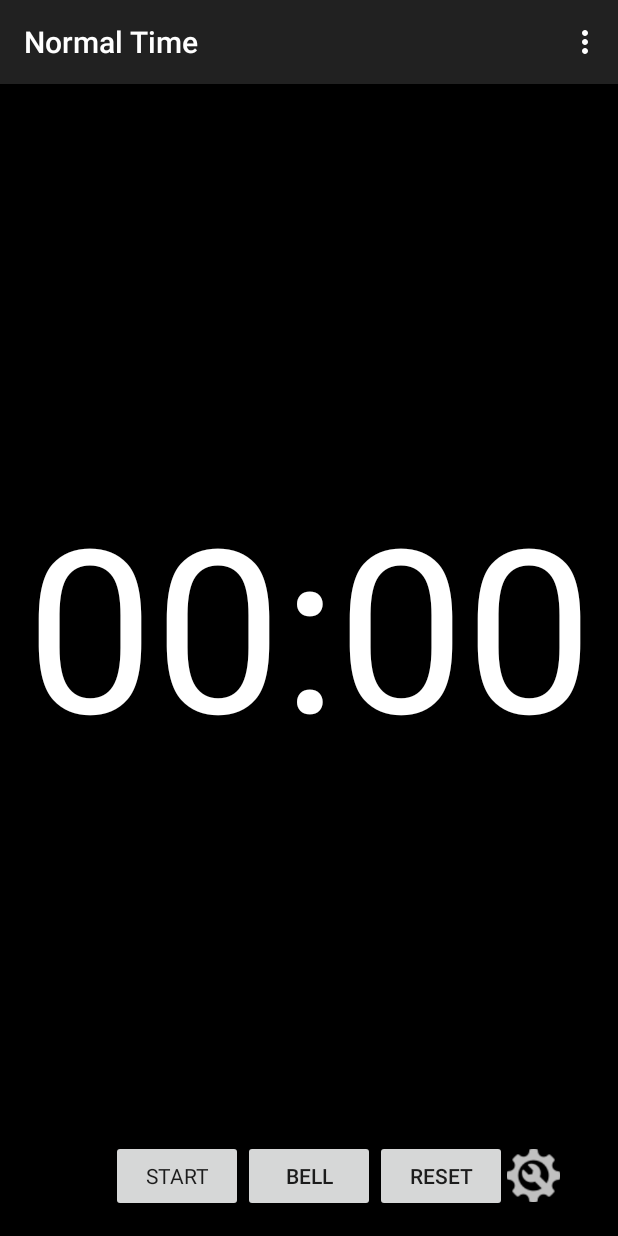
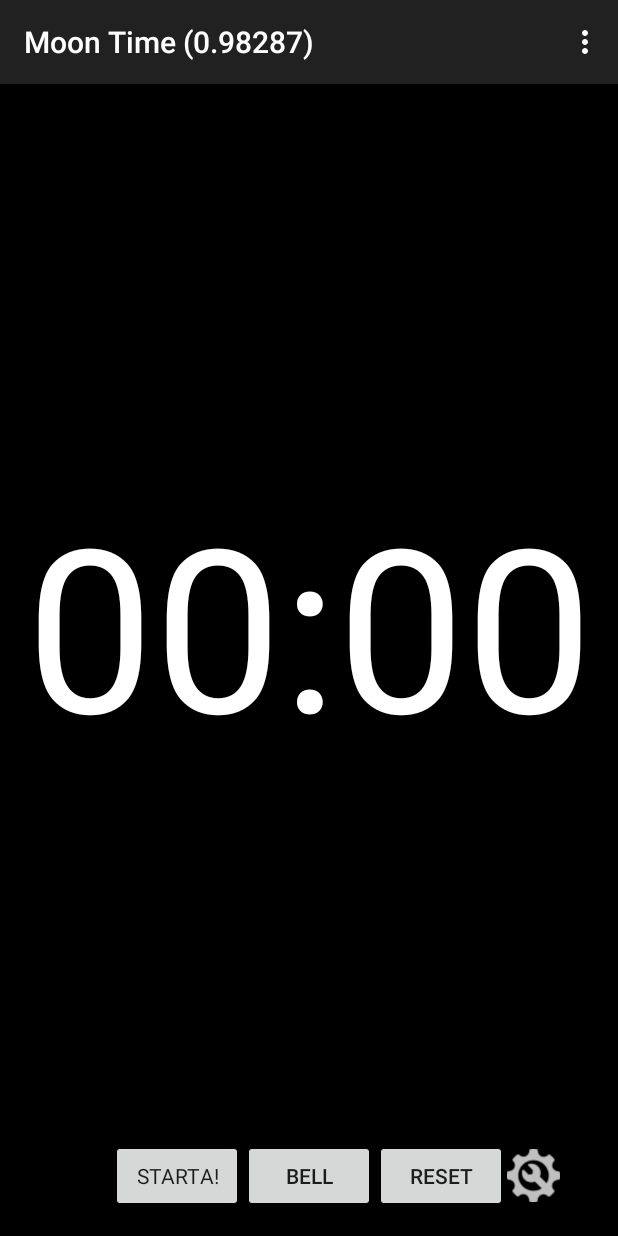
Before and after one commit to qbeukes/moontimer, an Android app: the screen it shows after launch (TimerActivity), on a phone screen of 412 x 824 dp. Run offline under Robolectric (Android 15) with nearby library versions, the phone set to English and light mode, and no system bars.

Commit message:
Implemented the story for the MoonEye and moon effect.

```diff
--- a/app/src/main/AndroidManifest.xml
+++ b/app/src/main/AndroidManifest.xml
@@ -16,7 +16,13 @@
             </intent-filter>
         </activity>
         <activity android:name=".SettingsActivity" android:label="@string/title_activity_settings"></activity>
+        <activity android:name=".heartbeat.HeartRateMonitorActivity" android:label="Heart Rate Monitor"></activity>
 
     </application>
 
+    <uses-permission android:name="android.permission.WAKE_LOCK" />
+    <uses-permission android:name="android.permission.CAMERA" />
+    <uses-feature android:name="android.hardware.camera" />
+    <uses-feature android:name="android.hardware.camera.autofocus" />
+
 </manifest>
--- a/app/src/main/java/za/co/mosthighmountain/simpletimer/MoonPhase.java
+++ b/app/src/main/java/za/co/mosthighmountain/simpletimer/MoonPhase.java
@@ -9,6 +9,8 @@ import java.util.TimeZone;
  *
  * Sourced from: https://code.google.com/p/moonphase/
  * Adapted by the Quintin
+ *
+ * Written by the John Walker?? - https://en.wikipedia.org/wiki/John_Walker_(programmer)
  */
 public class MoonPhase {
 
@@ -110,50 +112,118 @@ public class MoonPhase {
         return cachedMoonLength;
     }
 
+    public static void main(String[] args) {
+        long len = getCurrentMoonLength();
+        System.out.println("Moon len: " + len);
+    }
+
     /**
      * Recalculates the moon length using the current system time
      */
     public static void refreshMoonLength() {
-        MoonPhase mp = new MoonPhase();
+        //eye.setBaseTime(2016, 10, 14, 17, 32); // Maneshah full moon: 14 Oct 2016, 17:32
+        //eye.baseTime.set(2017, 01, 01, 11, 48); // 2017/1/1
 
-        long moon1 = scanForFullMoon(mp, -600);
-        long moon2 = scanForFullMoon(mp, 600);
+        MoonEye eye = new MoonEye();
+        //eye.setBaseTime(2016, 10, 14, 17, 32); // Maneshah full moon: 14 Oct 2016, 17:32
+        long x = eye.lookBack();
+                 eye.preserveVision();
+        long y = eye.lookForward();
+        long d = y - x;
 
-        cachedMoonLength = moon2 - moon1;
+        cachedMoonLength = d;
 
         System.out.println("Calculated current moon length to be " + cachedMoonLength + " seconds.");
+        System.out.println("Calculated current second length to be " + (cachedMoonLength / (30.0f * 24 * 3600)) + " seconds.");
+    }
+
+    private static class MoonEye {
+        static final int scanIncrement = 600; // increment in seconds by which to scan
+
+        MoonPhase moonVision = new MoonPhase();
+
+        Calendar baseTime = Calendar.getInstance();
+
+        Calendar lastCal;
+
+        private void setBaseTime(int by, int bmon, int bd, int bh, int bmin) {
+            baseTime.set(by, bmon, bd, bh, bmin);
+        }
+
+        /**
+         * Look back in time for a fullmoon from the baseTime
+         */
+        private long lookBack() {
+            lastCal = lookForFullMoon(-scanIncrement);
+            return lastCal.getTimeInMillis() / 1000;
+        }
+
+        /**
+         * Look forward in time for a fullmoon from the baseTime
+         */
+        private long lookForward() {
+            lastCal = lookForFullMoon(scanIncrement);
+            return lastCal.getTimeInMillis() / 1000;
+        }
+
+        /**
+         * This will clear the vision of the moon. all future looking will happen from the baseTime
+         */
+        private void clearVision() {
+            moonVision.updateCal(baseTime);
+        }
+
+        /**
+         * This preserves/recalls the last vision of the moon. New looks will continue from the last vision.
+         * To create the full moon event you must look back from now, preserve your vision and look forward.
+         * Then during the hours around full moon the time will become Oyin "0.00x" and the timer slows
+         * down drastically.
+         */
+        private void preserveVision() {
+            if (lastCal == null) {
+                throw new IllegalStateException("There has been no vision");
+            }
+            moonVision.updateCal(lastCal);
         }
 
         /**
          * Scans in a specified direction for the next fullmoon
-     * @param moonPhase
+         *
          * @param scanIncrement Amount of seconds to increase each iteration when scanning. Negative scans backward.
          * @return Timestamp result
          */
-    private static long scanForFullMoon(MoonPhase moonPhase, int scanIncrement) {
-        long scanDistance = 31 * 24 * 3600;
+        private Calendar lookForFullMoon(int scanIncrement) {
+            long scanDistance = 30 * 24 * 3600;
 
-        Calendar cal = Calendar.getInstance();
+            Calendar cal = (Calendar) baseTime.clone();
 
             // scan backward till the beginning of the moon
-        int prevPhase = (int)moonPhase.getPhase();
+            int prevPhase = (int) moonVision.getPhase();
+            double prevTruePhase = moonVision.getPhase();
+            int absInc = Math.abs(scanIncrement);
             int phase;
-        for (long i = scanDistance; i > 0; i += scanIncrement) {
+            for (long i = 0; i < scanDistance; i += absInc) {
                 cal.add(Calendar.SECOND, scanIncrement);
+                moonVision.updateCal(cal);
 
-            moonPhase.updateCal(cal);
-            phase = (int)moonPhase.getPhase();
+                double truePhase = moonVision.getPhase();
+                phase = (int) moonVision.getPhase();
 
                 // if the two phases aren't the same, but their absolute values are, it means
-            // we've cross from waning to waxing (ie. full moon or -99.9 to 99.9)
+                // we've crossed from waning to waxing (ie. full moon or -99.9 to 99.9)
                 if (prevPhase != phase && Math.abs(prevPhase) == Math.abs(phase)) {
+                    System.out.println("At a distance of " + i + " from now the phased changed from " + prevTruePhase + " to " + truePhase + ", with the abs value being " + Math.abs(prevPhase));
                     break;
                 }
 
                 prevPhase = phase;
+                prevTruePhase = truePhase;
             }
 
-        return cal.getTimeInMillis() / 1000;
+            clearVision();
+
+            return cal;
+        }
     }
 
     /*
--- a/app/src/main/java/za/co/mosthighmountain/simpletimer/TimerConfig.java
+++ b/app/src/main/java/za/co/mosthighmountain/simpletimer/TimerConfig.java
@@ -64,7 +64,7 @@ public class TimerConfig {
         bells[0] = db.loadBellTime(1, 1);
         bells[1] = db.loadBellTime(2, 0);
         bells[2] = db.loadBellTime(3, 0);
-        timeMode = db.loadTimeMode("NORMAL");
+        timeMode = db.loadTimeMode("MOON");
     }
 
     /**
--- a/app/src/main/res/layout/activity_timer.xml
+++ b/app/src/main/res/layout/activity_timer.xml
@@ -53,7 +53,7 @@
         <Button
             android:layout_width="wrap_content"
             android:layout_height="wrap_content"
-            android:text="Start"
+            android:text="@string/action_start"
             android:id="@+id/start_stop_button"
             android:onClick="startStopTimer"
             android:layout_column="2"
--- a/app/src/main/res/menu/menu_timer.xml
+++ b/app/src/main/res/menu/menu_timer.xml
@@ -7,4 +7,6 @@
         android:orderInCategory="100" app:showAsAction="never" android:checkable="true"/>
     <item android:id="@+id/action_moontime" android:title="@string/action_moontime"
         android:orderInCategory="100" app:showAsAction="never" android:checkable="true"/>
+    <item android:id="@+id/action_heartbeat" android:title="@string/action_heartbeat"
+        android:orderInCategory="100" app:showAsAction="never" />
 </menu>
--- a/app/src/main/res/values/strings.xml
+++ b/app/src/main/res/values/strings.xml
@@ -1,11 +1,12 @@
 <resources>
     <string name="app_name">Simple Timer</string>
 
-    <string name="action_start">Start</string>
+    <string name="action_start">Starta!</string>
     <string name="action_stop">Stop</string>
     <string name="action_settings">Settings</string>
     <string name="action_normaltime">Normal Time</string>
     <string name="action_moontime">Moon Time</string>
+    <string name="action_heartbeat">Heartbeat</string>
     <string name="action_bell">Bell</string>
     <string name="action_reset">Reset</string>
     <string name="hello_world">Hello world!</string>
--- a/build.gradle
+++ b/build.gradle
@@ -5,7 +5,7 @@ buildscript {
         jcenter()
     }
     dependencies {
-        classpath 'com.android.tools.build:gradle:2.1.3'
+        classpath 'com.android.tools.build:gradle:2.2.2'
 
         // NOTE: Do not place your application dependencies here; they belong
         // in the individual module build.gradle files
```
Also changed, not shown: app/src/main/java/za/co/mosthighmountain/simpletimer/TimerActivity.java (+13 -1 lines), app/src/main/java/za/co/mosthighmountain/simpletimer/heartbeat/HeartRateMonitorActivity.java (added, +289 -0 lines), app/src/main/java/za/co/mosthighmountain/simpletimer/heartbeat/HeartbeatView.java (added, +81 -0 lines), app/src/main/java/za/co/mosthighmountain/simpletimer/heartbeat/ImageProcessing.java (added, +65 -0 lines), app/src/main/res/layout/activity_heartbeat.xml (added, +36 -0 lines), app/src/main/res/drawable/green_icon.png (added), app/src/main/res/drawable/red_icon.png (added), 1 other file. Lines whose indentation alone changed are shown as unchanged.
